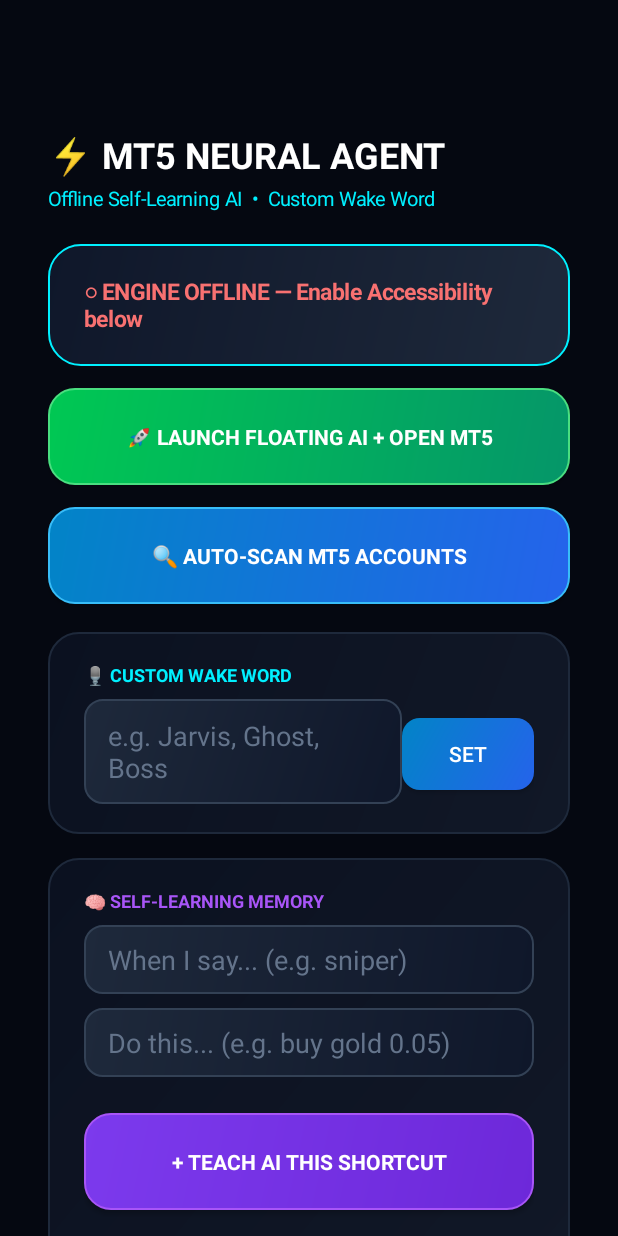
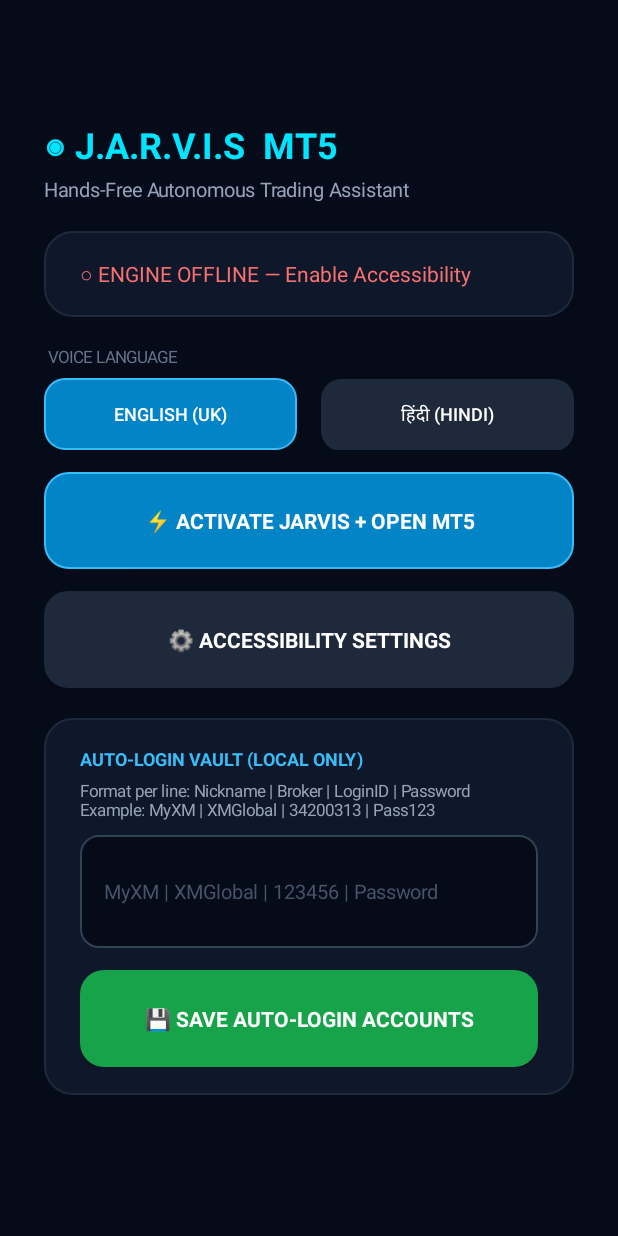
Before and after one commit to ZaminZaidi/MT5_AI_AGENT, an Android app: the screen it shows after launch (MainActivity), on a phone screen of 412 x 824 dp. Run offline under Robolectric (Android 15) with nearby library versions, the phone set to English and light mode, and no system bars.

Commit message:
Refactor MainActivity UI and add language buttons
Refactor MainActivity layout and functionality, updating UI elements and adding language selection buttons.

```diff
--- a/app/src/main/java/com/mt5/aiagent/MainActivity.kt
+++ b/app/src/main/java/com/mt5/aiagent/MainActivity.kt
@@ -22,14 +22,12 @@ import androidx.core.content.ContextCompat
 class MainActivity : AppCompatActivity() {
 
     private lateinit var statusTv: TextView
-    private lateinit var memoryTv: TextView
-    private lateinit var accountsTv: TextView
+    private lateinit var btnEn: Button
+    private lateinit var btnHi: Button
 
-    private fun gradientCard(startHex: String, endHex: String, radius: Float = 32f, strokeHex: String? = null): GradientDrawable {
-        return GradientDrawable(
-            GradientDrawable.Orientation.TL_BR,
-            intArrayOf(Color.parseColor(startHex), Color.parseColor(endHex))
-        ).apply {
+    private fun bg(hex: String, radius: Float = 30f, strokeHex: String? = null): GradientDrawable {
+        return GradientDrawable().apply {
+            setColor(Color.parseColor(hex))
             cornerRadius = radius
             if (strokeHex != null) setStroke(2, Color.parseColor(strokeHex))
         }
@@ -38,276 +36,166 @@ class MainActivity : AppCompatActivity() {
     override fun onCreate(savedInstanceState: Bundle?) {
         super.onCreate(savedInstanceState)
         supportActionBar?.hide()
+        val prefs = getSharedPreferences("mt5_agent_prefs", Context.MODE_PRIVATE)
 
-        val scroll = ScrollView(this).apply {
-            setBackgroundColor(Color.parseColor("#050811"))
+        val scroll = ScrollView(this).apply { setBackgroundColor(Color.parseColor("#060B19")) }
+        val layout = LinearLayout(this).apply {
+            orientation = LinearLayout.VERTICAL
+            setPadding(44, 120, 44, 60)
         }
 
-        val layout = LinearLayout(this).apply {
-            orientation = LinearLayout.VERTICAL
-            setPadding(48, 130, 48, 70)
+        val title = TextView(this).apply {
+            text = "◉ J.A.R.V.I.S  MT5"
+            setTextColor(Color.parseColor("#00E5FF"))
+            textSize = 24f
+            typeface = Typeface.DEFAULT_BOLD
         }
 
-        // Header
-        val titleTv = TextView(this).apply {
-            text = "⚡ MT5 NEURAL AGENT"
-            setTextColor(Color.WHITE)
-            typeface = Typeface.DEFAULT_BOLD
-            textSize = 24f
+        val sub = TextView(this).apply {
+            text = "Hands-Free Autonomous Trading Assistant"
+            setTextColor(Color.parseColor("#94A3B8"))
+            textSize = 13f
+            setPadding(0, 6, 0, 28)
         }
 
-        val subTv = TextView(this).apply {
-            text = "Offline Self-Learning AI  •  Custom Wake Word"
-            setTextColor(Color.parseColor("#00F0FF"))
-            textSize = 13f
-            setPadding(0, 6, 0, 32)
+        val statusCard = LinearLayout(this).apply {
+            orientation = LinearLayout.VERTICAL
+            background = bg("#0F172A", 28f, "#1E293B")
+            setPadding(36, 28, 36, 28)
+        }
+        statusTv = TextView(this).apply { textSize = 14f }
+        statusCard.addView(statusTv)
+
+        val langLabel = TextView(this).apply {
+            text = "VOICE LANGUAGE"
+            setTextColor(Color.parseColor("#64748B"))
+            textSize = 11f
+            setPadding(4, 28, 0, 10)
         }
 
-        // 1. Live Engine Status Card
-        val statusCard = LinearLayout(this).apply {
-            orientation = LinearLayout.VERTICAL
-            background = gradientCard("#0F172A", "#1E293B", 32f, "#00F0FF")
-            setPadding(36, 32, 36, 32)
+        val langRow = LinearLayout(this).apply { orientation = LinearLayout.HORIZONTAL }
+        btnEn = Button(this).apply {
+            text = "ENGLISH (UK)"
+            setTextColor(Color.WHITE)
+            textSize = 12f
+            layoutParams = LinearLayout.LayoutParams(0, LinearLayout.LayoutParams.WRAP_CONTENT, 1f).apply { setMargins(0, 0, 12, 0) }
+            setOnClickListener {
+                prefs.edit().putString("jarvis_lang", "en").apply()
+                MT5AgentService.instance?.applyVoiceProfile()
+                refreshLangButtons(prefs)
+            }
         }
-        statusTv = TextView(this).apply {
-            textSize = 15f
-            typeface = Typeface.DEFAULT_BOLD
+        btnHi = Button(this).apply {
+            text = "हिंदी (HINDI)"
+            setTextColor(Color.WHITE)
+            textSize = 12f
+            layoutParams = LinearLayout.LayoutParams(0, LinearLayout.LayoutParams.WRAP_CONTENT, 1f).apply { setMargins(12, 0, 0, 0) }
+            setOnClickListener {
+                prefs.edit().putString("jarvis_lang", "hi").apply()
+                MT5AgentService.instance?.applyVoiceProfile()
+                refreshLangButtons(prefs)
+            }
         }
-        statusCard.addView(statusTv)
+        langRow.addView(btnEn)
+        langRow.addView(btnHi)
+        refreshLangButtons(prefs)
 
-        fun makeNeonBtn(label: String, startHex: String, endHex: String, strokeHex: String? = null, onClick: () -> Unit): Button {
+        fun makeBtn(label: String, bgHex: String, strokeHex: String? = null, onClick: () -> Unit): Button {
             return Button(this).apply {
                 text = label
                 setTextColor(Color.WHITE)
+                textSize = 14f
                 typeface = Typeface.DEFAULT_BOLD
-                textSize = 14f
-                background = gradientCard(startHex, endHex, 26f, strokeHex)
-                layoutParams = LinearLayout.LayoutParams(
-                    LinearLayout.LayoutParams.MATCH_PARENT,
-                    LinearLayout.LayoutParams.WRAP_CONTENT
-                ).apply { setMargins(0, 22, 0, 0) }
+                background = bg(bgHex, 24f, strokeHex)
+                layoutParams = LinearLayout.LayoutParams(LinearLayout.LayoutParams.MATCH_PARENT, LinearLayout.LayoutParams.WRAP_CONTENT)
+                    .apply { setMargins(0, 22, 0, 0) }
                 setPadding(24, 34, 24, 34)
                 setOnClickListener { onClick() }
             }
         }
 
-        val btnLaunch = makeNeonBtn("🚀 LAUNCH FLOATING AI + OPEN MT5", "#00C853", "#059669", "#4ADE80") {
+        val btnLaunch = makeBtn("⚡ ACTIVATE JARVIS + OPEN MT5", "#0284C7", "#38BDF8") {
+            if (ContextCompat.checkSelfPermission(this, Manifest.permission.RECORD_AUDIO) != PackageManager.PERMISSION_GRANTED) {
+                ActivityCompat.requestPermissions(this, arrayOf(Manifest.permission.RECORD_AUDIO), 101)
+                return@makeBtn
+            }
             val svc = MT5AgentService.instance
             if (svc == null) {
-                Toast.makeText(this, "Enable Accessibility Service first", Toast.LENGTH_LONG).show()
+                Toast.makeText(this, "Enable Accessibility first", Toast.LENGTH_LONG).show()
                 startActivity(Intent(Settings.ACTION_ACCESSIBILITY_SETTINGS))
-                return@makeNeonBtn
+                return@makeBtn
             }
             svc.showFloatingAssistant()
-            val mt5 = packageManager.getLaunchIntentForPackage("net.metaquotes.metatrader5")
-            if (mt5 != null) startActivity(mt5)
+            packageManager.getLaunchIntentForPackage("net.metaquotes.metatrader5")?.let { startActivity(it) }
         }
 
-        val btnScan = makeNeonBtn("🔍 AUTO-SCAN MT5 ACCOUNTS", "#0284C7", "#2563EB", "#38BDF8") {
-            val svc = MT5AgentService.instance
-            if (svc == null) {
-                Toast.makeText(this, "Enable Accessibility Service first", Toast.LENGTH_LONG).show()
-                return@makeNeonBtn
-            }
-            svc.showFloatingAssistant()
-            svc.executeCommand("scan accounts")
+        val btnAcc = makeBtn("⚙️ ACCESSIBILITY SETTINGS", "#1E293B") {
+            startActivity(Intent(Settings.ACTION_ACCESSIBILITY_SETTINGS))
         }
 
-        // 2. Custom Wake Word Card
-        val wakeCard = LinearLayout(this).apply {
+        val vaultCard = LinearLayout(this).apply {
             orientation = LinearLayout.VERTICAL
-            background = gradientCard("#0B1120", "#111827", 30f, "#1E293B")
-            setPadding(36, 30, 36, 30)
-            layoutParams = LinearLayout.LayoutParams(
-                LinearLayout.LayoutParams.MATCH_PARENT,
-                LinearLayout.LayoutParams.WRAP_CONTENT
-            ).apply { setMargins(0, 28, 0, 0) }
+            background = bg("#0F172A", 28f, "#1E293B")
+            setPadding(36, 28, 36, 28)
+            layoutParams = LinearLayout.LayoutParams(LinearLayout.LayoutParams.MATCH_PARENT, LinearLayout.LayoutParams.WRAP_CONTENT)
+                .apply { setMargins(0, 30, 0, 0) }
         }
 
-        val wakeLabel = TextView(this).apply {
-            text = "🎙 CUSTOM WAKE WORD"
-            setTextColor(Color.parseColor("#00F0FF"))
+        val vaultTitle = TextView(this).apply {
+            text = "AUTO-LOGIN VAULT (LOCAL ONLY)"
+            setTextColor(Color.parseColor("#38BDF8"))
+            textSize = 12f
             typeface = Typeface.DEFAULT_BOLD
-            textSize = 12f
-            setPadding(0, 0, 0, 12)
+        }
+        val vaultHint = TextView(this).apply {
+            text = "Format per line: Nickname | Broker | LoginID | Password\nExample: MyXM | XMGlobal | 34200313 | Pass123"
+            setTextColor(Color.parseColor("#94A3B8"))
+            textSize = 11f
+            setPadding(0, 8, 0, 14)
+        }
+        val credsInput = EditText(this).apply {
+            hint = "MyXM | XMGlobal | 123456 | Password"
+            setHintTextColor(Color.parseColor("#475569"))
+            setTextColor(Color.WHITE)
+            textSize = 13f
+            minLines = 3
+            background = bg("#060B19", 18f, "#334155")
+            setPadding(24, 20, 24, 20)
+            setText(prefs.getString("mt5_saved_creds", ""))
+        }
+        val btnSaveVault = makeBtn("💾 SAVE AUTO-LOGIN ACCOUNTS", "#16A34A") {
+            prefs.edit().putString("mt5_saved_creds", credsInput.text.toString().trim()).apply()
+            Toast.makeText(this, "Saved securely on phone!", Toast.LENGTH_SHORT).show()
         }
 
-        val wakeRow = LinearLayout(this).apply { orientation = LinearLayout.HORIZONTAL }
-        val wakeEt = EditText(this).apply {
-            hint = "e.g. Jarvis, Ghost, Boss"
-            setText(LearningMemory.getWakeWord(this@MainActivity))
-            setTextColor(Color.WHITE)
-            setHintTextColor(Color.parseColor("#64748B"))
-            background = gradientCard("#1E293B", "#0F172A", 18f, "#334155")
-            setPadding(24, 18, 24, 18)
-            layoutParams = LinearLayout.LayoutParams(0, LinearLayout.LayoutParams.WRAP_CONTENT, 1f)
-        }
-        val btnSaveWake = Button(this).apply {
-            text = "SET"
-            setTextColor(Color.WHITE)
-            background = gradientCard("#0284C7", "#2563EB", 18f)
-            setOnClickListener {
-                LearningMemory.setWakeWord(this@MainActivity, wakeEt.text.toString())
-                Toast.makeText(this@MainActivity, "Wake word saved: ${wakeEt.text}", Toast.LENGTH_SHORT).show()
-            }
-        }
-        wakeRow.addView(wakeEt)
-        wakeRow.addView(btnSaveWake)
-        wakeCard.addView(wakeLabel)
-        wakeCard.addView(wakeRow)
+        vaultCard.addView(vaultTitle)
+        vaultCard.addView(vaultHint)
+        vaultCard.addView(credsInput)
+        vaultCard.addView(btnSaveVault)
 
-        // 3. Auto-Learning & Custom Shortcuts Card
-        val learnCard = LinearLayout(this).apply {
-            orientation = LinearLayout.VERTICAL
-            background = gradientCard("#0B1120", "#111827", 30f, "#1E293B")
-            setPadding(36, 30, 36, 30)
-            layoutParams = LinearLayout.LayoutParams(
-                LinearLayout.LayoutParams.MATCH_PARENT,
-                LinearLayout.LayoutParams.WRAP_CONTENT
-            ).apply { setMargins(0, 24, 0, 0) }
-        }
-
-        val learnHeader = TextView(this).apply {
-            text = "🧠 SELF-LEARNING MEMORY"
-            setTextColor(Color.parseColor("#A855F7"))
-            typeface = Typeface.DEFAULT_BOLD
-            textSize = 12f
-            setPadding(0, 0, 0, 12)
-        }
-
-        val phraseEt = EditText(this).apply {
-            hint = "When I say... (e.g. sniper)"
-            setTextColor(Color.WHITE)
-            setHintTextColor(Color.parseColor("#64748B"))
-            background = gradientCard("#1E293B", "#0F172A", 18f, "#334155")
-            setPadding(24, 16, 24, 16)
-        }
-        val actionEt = EditText(this).apply {
-            hint = "Do this... (e.g. buy gold 0.05)"
-            setTextColor(Color.WHITE)
-            setHintTextColor(Color.parseColor("#64748B"))
-            background = gradientCard("#1E293B", "#0F172A", 18f, "#334155")
-            setPadding(24, 16, 24, 16)
-            layoutParams = LinearLayout.LayoutParams(
-                LinearLayout.LayoutParams.MATCH_PARENT,
-                LinearLayout.LayoutParams.WRAP_CONTENT
-            ).apply { setMargins(0, 14, 0, 14) }
-        }
-        val btnTeach = makeNeonBtn("+ TEACH AI THIS SHORTCUT", "#7C3AED", "#6D28D9", "#A855F7") {
-            val p = phraseEt.text.toString().trim()
-            val a = actionEt.text.toString().trim()
-            if (p.isNotEmpty() && a.isNotEmpty()) {
-                LearningMemory.saveRule(this, p, a)
-                phraseEt.setText("")
-                actionEt.setText("")
-                refreshDashboard()
-                Toast.makeText(this, "Learned: $p → $a", Toast.LENGTH_SHORT).show()
-            }
-        }
-        memoryTv = TextView(this).apply {
-            setTextColor(Color.parseColor("#CBD5E1"))
-            textSize = 13f
-            setPadding(0, 20, 0, 0)
-        }
-        learnCard.addView(learnHeader)
-        learnCard.addView(phraseEt)
-        learnCard.addView(actionEt)
-        learnCard.addView(btnTeach)
-        learnCard.addView(memoryTv)
-
-        // 4. Permissions Row
-        val permRow = LinearLayout(this).apply {
-            orientation = LinearLayout.HORIZONTAL
-            layoutParams = LinearLayout.LayoutParams(
-                LinearLayout.LayoutParams.MATCH_PARENT,
-                LinearLayout.LayoutParams.WRAP_CONTENT
-            ).apply { setMargins(0, 24, 0, 0) }
-        }
-        val btnAcc = Button(this).apply {
-            text = "⚙️ ACCESSIBILITY"
-            setTextColor(Color.WHITE)
-            textSize = 12f
-            background = gradientCard("#1E293B", "#0F172A", 20f, "#334155")
-            layoutParams = LinearLayout.LayoutParams(0, LinearLayout.LayoutParams.WRAP_CONTENT, 1f)
-            setOnClickListener { startActivity(Intent(Settings.ACTION_ACCESSIBILITY_SETTINGS)) }
-        }
-        val btnMic = Button(this).apply {
-            text = "🎙 MIC PERMISSION"
-            setTextColor(Color.WHITE)
-            textSize = 12f
-            background = gradientCard("#1E293B", "#0F172A", 20f, "#334155")
-            layoutParams = LinearLayout.LayoutParams(0, LinearLayout.LayoutParams.WRAP_CONTENT, 1f)
-            setOnClickListener {
-                if (ContextCompat.checkSelfPermission(this@MainActivity, Manifest.permission.RECORD_AUDIO) != PackageManager.PERMISSION_GRANTED) {
-                    ActivityCompat.requestPermissions(this@MainActivity, arrayOf(Manifest.permission.RECORD_AUDIO), 101)
-                } else {
-                    Toast.makeText(this@MainActivity, "Microphone ready!", Toast.LENGTH_SHORT).show()
-                }
-            }
-        }
-        permRow.addView(btnAcc)
-        permRow.addView(btnMic)
-
-        // 5. Discovered Accounts Card
-        val accCard = LinearLayout(this).apply {
-            orientation = LinearLayout.VERTICAL
-            background = gradientCard("#0B1120", "#111827", 30f, "#1E293B")
-            setPadding(36, 30, 36, 30)
-            layoutParams = LinearLayout.LayoutParams(
-                LinearLayout.LayoutParams.MATCH_PARENT,
-                LinearLayout.LayoutParams.WRAP_CONTENT
-            ).apply { setMargins(0, 24, 0, 0) }
-        }
-        val accHeader = TextView(this).apply {
-            text = "📂 DISCOVERED MT5 ACCOUNTS"
-            setTextColor(Color.parseColor("#94A3B8"))
-            typeface = Typeface.DEFAULT_BOLD
-            textSize = 12f
-            setPadding(0, 0, 0, 12)
-        }
-        accountsTv = TextView(this).apply {
-            setTextColor(Color.parseColor("#E2E8F0"))
-            textSize = 13f
-        }
-        accCard.addView(accHeader)
-        accCard.addView(accountsTv)
-
-        layout.addView(titleTv)
-        layout.addView(subTv)
+        layout.addView(title)
+        layout.addView(sub)
         layout.addView(statusCard)
+        layout.addView(langLabel)
+        layout.addView(langRow)
         layout.addView(btnLaunch)
-        layout.addView(btnScan)
-        layout.addView(wakeCard)
-        layout.addView(learnCard)
-        layout.addView(permRow)
-        layout.addView(accCard)
+        layout.addView(btnAcc)
+        layout.addView(vaultCard)
 
         scroll.addView(layout)
         setContentView(scroll)
     }
 
+    private fun refreshLangButtons(prefs: android.content.SharedPreferences) {
+        val isHi = prefs.getString("jarvis_lang", "en") == "hi"
+        btnEn.background = bg(if (!isHi) "#0284C7" else "#1E293B", 20f, if (!isHi) "#38BDF8" else null)
+        btnHi.background = bg(if (isHi) "#0284C7" else "#1E293B", 20f, if (isHi) "#38BDF8" else null)
+    }
+
     override fun onResume() {
         super.onResume()
-        refreshDashboard()
-    }
-
-    private fun refreshDashboard() {
-        val isRunning = MT5AgentService.instance != null
-        statusTv.text = if (isRunning) {
-            "● NEURAL ENGINE ONLINE\n${MT5AgentService.lastBalanceSummary}"
-        } else {
-            "○ ENGINE OFFLINE — Enable Accessibility below"
-        }
-        statusTv.setTextColor(if (isRunning) Color.parseColor("#00E676") else Color.parseColor("#F87171"))
-
-        val rules = LearningMemory.getRules(this)
-        val defLot = LearningMemory.getDefaultLot(this)
-        val rulesText = if (rules.isEmpty()) "None yet (Teach above or say 'Learn x means y')"
-        else rules.entries.joinToString("\n") { "• \"${it.key}\" → ${it.value}" }
-        memoryTv.text = "Learned Default Lot: $defLot\n\nCustom Shortcuts:\n$rulesText"
-
-        val saved = getSharedPreferences("mt5_agent_prefs", Context.MODE_PRIVATE)
-            .getString("mt5_accounts_auto", "") ?: ""
-        accountsTv.text = if (saved.isBlank()) "Tap 'AUTO-SCAN MT5 ACCOUNTS' to detect." else saved
+        val running = MT5AgentService.instance != null
+        statusTv.text = if (running) "● JARVIS ENGINE READY\n${MT5AgentService.lastBalanceSummary}" else "○ ENGINE OFFLINE — Enable Accessibility"
+        statusTv.setTextColor(if (running) Color.parseColor("#4ADE80") else Color.parseColor("#F87171"))
     }
 }
```
